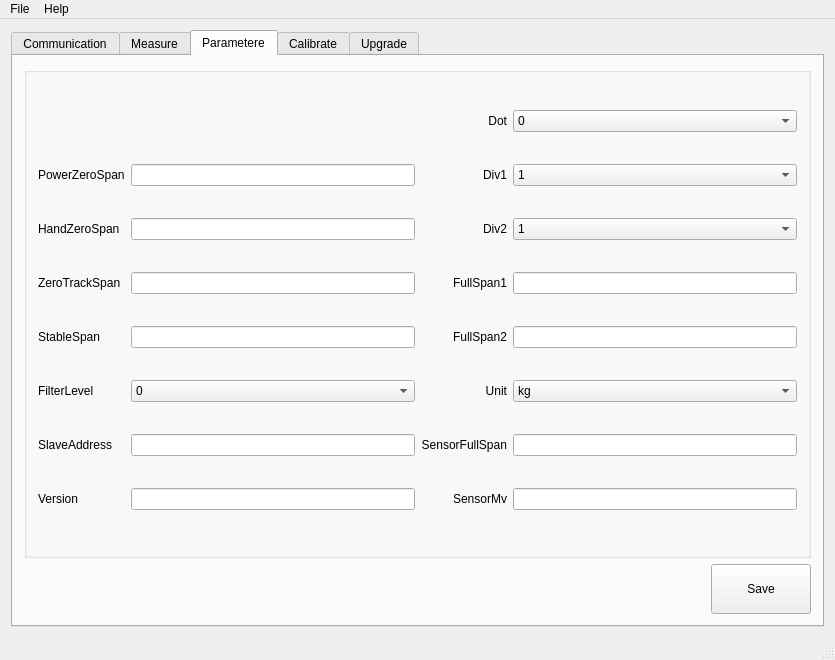
Before: the Qt Designer form mainwindow.ui in byteman/WFace, drawn with Qt 5.
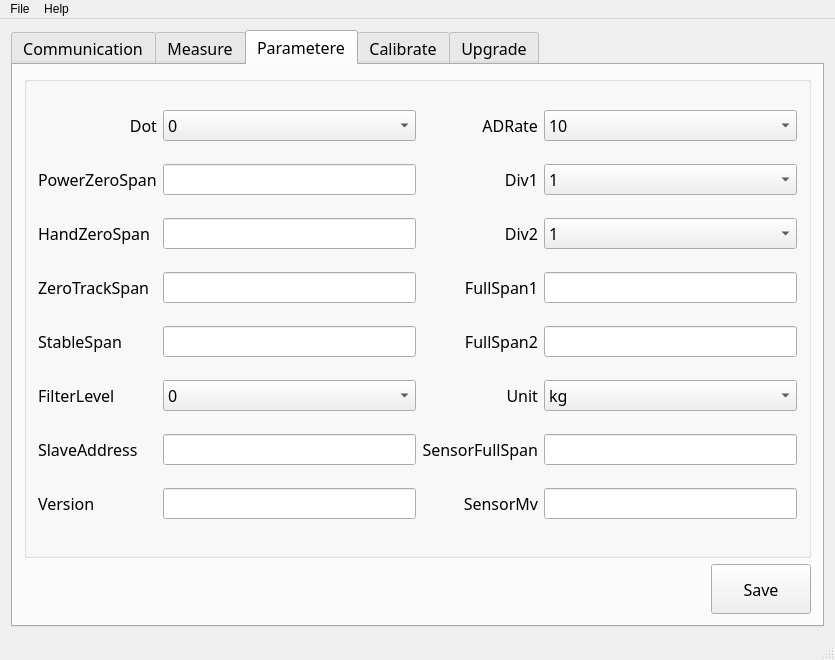
After: the same form once the commit is applied. The open tabs and pages were chosen to show the change.

The edit to the form file:
```diff
--- a/mainwindow.ui
+++ b/mainwindow.ui
@@ -32,6 +32,14 @@
    <layout class="QGridLayout" name="gridLayout">
     <item row="0" column="0">
      <widget class="QTabWidget" name="tabWidget">
+      <property name="font">
+       <font>
+        <family>Agency FB</family>
+        <pointsize>12</pointsize>
+        <weight>50</weight>
+        <bold>false</bold>
+       </font>
+      </property>
       <property name="styleSheet">
        <string notr="true"/>
       </property>
@@ -688,51 +696,6 @@
            <string/>
           </property>
           <layout class="QGridLayout" name="gridLayout_2">
-           <item row="0" column="2">
-            <widget class="QLabel" name="label_6">
-             <property name="sizePolicy">
-              <sizepolicy hsizetype="Preferred" vsizetype="Fixed">
-               <horstretch>0</horstretch>
-               <verstretch>0</verstretch>
-              </sizepolicy>
-             </property>
-             <property name="text">
-              <string>Dot</string>
-             </property>
-             <property name="alignment">
-              <set>Qt::AlignRight|Qt::AlignTrailing|Qt::AlignVCenter</set>
-             </property>
-            </widget>
-           </item>
-           <item row="0" column="3">
-            <widget class="QComboBox" name="cbxDot">
-             <item>
-              <property name="text">
-               <string>0</string>
-              </property>
-             </item>
-             <item>
-              <property name="text">
-               <string>1</string>
-              </property>
-             </item>
-             <item>
-              <property name="text">
-               <string>2</string>
-              </property>
-             </item>
-             <item>
-              <property name="text">
-               <string>3</string>
-              </property>
-             </item>
-             <item>
-              <property name="text">
-               <string>4</string>
-              </property>
-             </item>
-            </widget>
-           </item>
            <item row="1" column="0">
             <widget class="QLabel" name="label_2">
              <property name="sizePolicy">
@@ -1101,6 +1064,85 @@
            <item row="1" column="1">
             <widget class="QLineEdit" name="edtPwrZeroSpan"/>
            </item>
+           <item row="0" column="0">
+            <widget class="QLabel" name="label_6">
+             <property name="sizePolicy">
+              <sizepolicy hsizetype="Preferred" vsizetype="Fixed">
+               <horstretch>0</horstretch>
+               <verstretch>0</verstretch>
+              </sizepolicy>
+             </property>
+             <property name="text">
+              <string>Dot</string>
+             </property>
+             <property name="alignment">
+              <set>Qt::AlignRight|Qt::AlignTrailing|Qt::AlignVCenter</set>
+             </property>
+            </widget>
+           </item>
+           <item row="0" column="1">
+            <widget class="QComboBox" name="cbxDot">
+             <item>
+              <property name="text">
+               <string>0</string>
+              </property>
+             </item>
+             <item>
+              <property name="text">
+               <string>1</string>
+              </property>
+             </item>
+             <item>
+              <property name="text">
+               <string>2</string>
+              </property>
+             </item>
+             <item>
+              <property name="text">
+               <string>3</string>
+              </property>
+             </item>
+             <item>
+              <property name="text">
+               <string>4</string>
+              </property>
+             </item>
+            </widget>
+           </item>
+           <item row="0" column="2">
+            <widget class="QLabel" name="label_17">
+             <property name="text">
+              <string>ADRate</string>
+             </property>
+             <property name="alignment">
+              <set>Qt::AlignRight|Qt::AlignTrailing|Qt::AlignVCenter</set>
+             </property>
+            </widget>
+           </item>
+           <item row="0" column="3">
+            <widget class="QComboBox" name="cbxAdRate">
+             <item>
+              <property name="text">
+               <string>10</string>
+              </property>
+             </item>
+             <item>
+              <property name="text">
+               <string>50</string>
+              </property>
+             </item>
+             <item>
+              <property name="text">
+               <string>200</string>
+              </property>
+             </item>
+             <item>
+              <property name="text">
+               <string>800</string>
+              </property>
+             </item>
+            </widget>
+           </item>
           </layout>
          </widget>
         </item>
```
Left out of the diff: 46 changed lines with no effect on the pictures.
